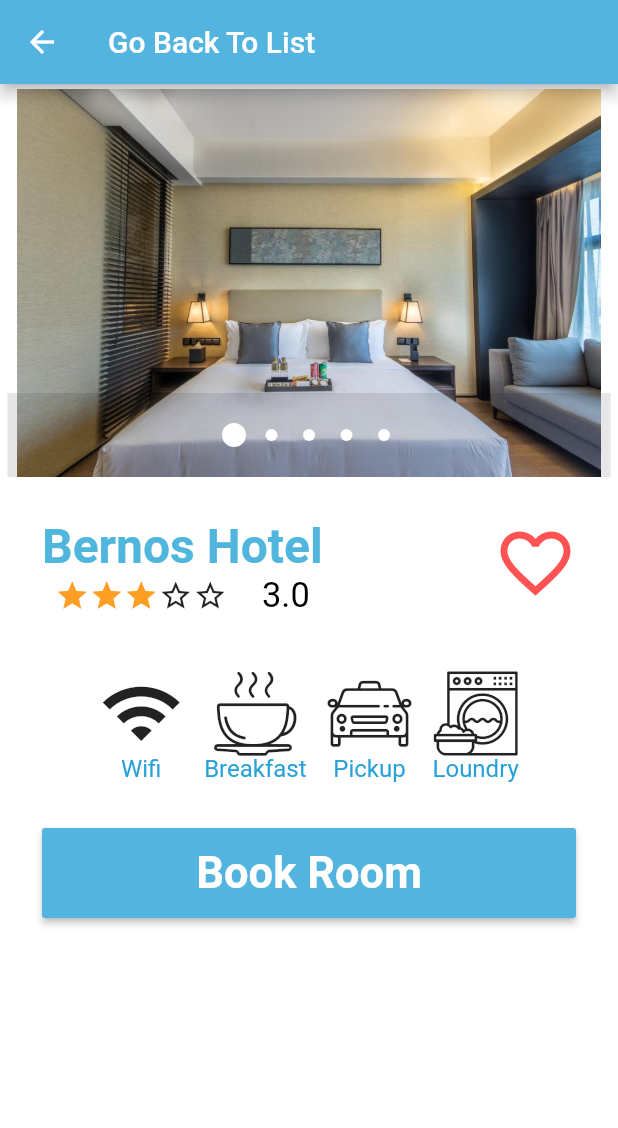
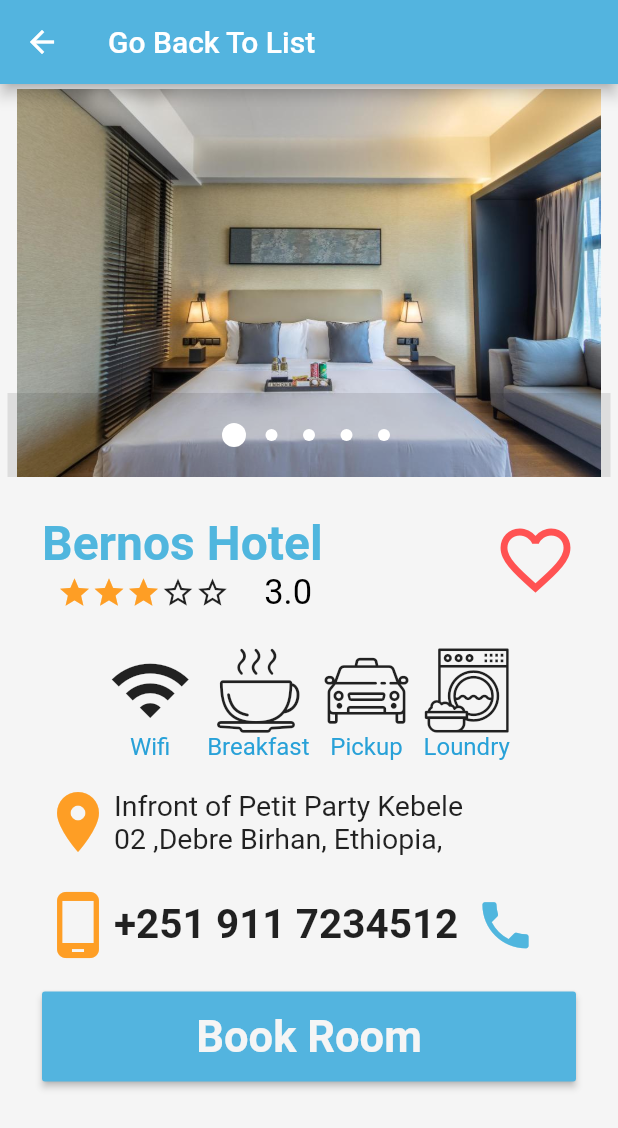
Before and after one commit to HPaulos/project-x, a Flutter app: the Home screen opened by its route, after a tap on an icon or button, on a phone screen of 412 x 824 dp. Shown: the top 1128 px of the screen. Run offline on Flutter 3.47's test engine with Material 2 defaults, Android fonts, the phone set to English and light mode, and no system bars; drawn by our look-alikes of carousel_pro.

Commit message:
updated detials page

```diff
--- a/lib/pages/home.dart
+++ b/lib/pages/home.dart
@@ -26,7 +26,7 @@ class _HomeState extends State<Home> {
             child: Text(
               'Project-X',
               style: TextStyle(
-                  color: Colors.white,
+                  color: Color(0xFFF5F5F5),
                   fontSize: 29,
                   fontWeight: FontWeight.bold),
             ),
@@ -51,34 +51,34 @@ class _HomeState extends State<Home> {
             BottomNavigationBarItem(
               icon: Icon(
                 Icons.list,
-                color: selectedIndex == 0 ? Colors.black : Colors.white,
+                color: selectedIndex == 0 ? Colors.black : Color(0xFFF5F5F5),
                 size: 29,
               ),
               title: Text(
                 'Home',
-                style: TextStyle(color: Colors.white),
+                style: TextStyle(color: Color(0xFFF5F5F5)),
               ),
             ),
             BottomNavigationBarItem(
               icon: Icon(
                 Icons.history,
-                color: selectedIndex == 1 ? Colors.black : Colors.white,
+                color: selectedIndex == 1 ? Colors.black : Color(0xFFF5F5F5),
                 size: 29,
               ),
               title: Text(
                 'History',
-                style: TextStyle(color: Colors.white),
+                style: TextStyle(color: Color(0xFFF5F5F5)),
               ),
             ),
             BottomNavigationBarItem(
               icon: Icon(
                 Icons.settings,
-                color: selectedIndex == 2 ? Colors.black : Colors.white,
+                color: selectedIndex == 2 ? Colors.black : Color(0xFFF5F5F5),
                 size: 29,
               ),
               title: Text(
                 'Profile',
-                style: TextStyle(color: Colors.white),
+                style: TextStyle(color: Color(0xFFF5F5F5)),
               ),
             ),
           ],
--- a/lib/pages/home/profile.dart
+++ b/lib/pages/home/profile.dart
@@ -24,7 +24,7 @@ class Profile extends StatelessWidget {
                       "Logout",
                       style: TextStyle(
                           fontSize: 29.0,
-                          color: Colors.white,
+                          color: Color(0xFFF5F5F5),
                           fontWeight: FontWeight.bold),
                     ),
                     height: 60.0,
--- a/lib/pages/hotel-detail.dart
+++ b/lib/pages/hotel-detail.dart
@@ -3,12 +3,13 @@ import 'package:booker/widget/rate.dart';
 import 'package:carousel_pro/carousel_pro.dart';
 import 'package:flutter/cupertino.dart';
 import 'package:flutter/material.dart';
+import 'package:url_launcher/url_launcher.dart';
 
 class HotelDetail extends StatelessWidget {
   @override
   Widget build(BuildContext context) {
     return Scaffold(
-      backgroundColor: Colors.white,
+      backgroundColor: Color(0xFFF5F5F5),
       appBar: AppBar(
           backgroundColor: Color(0xFF53B4DF),
           automaticallyImplyLeading: true,
@@ -48,14 +49,14 @@ class HotelDetail extends StatelessWidget {
                       children: <Widget>[
                         Padding(
                           padding: const EdgeInsets.only(
-                              left: 23, right: 23, top: 21),
+                              left: 23, right: 23, top: 19),
                           child: Row(
                             children: <Widget>[
                               Column(
                                 children: <Widget>[
                                   Row(
                                     children: <Widget>[
-                                      Text(
+                                      SelectableText(
                                         "Bernos Hotel",
                                         style: TextStyle(
                                           fontSize: 32,
@@ -93,13 +94,13 @@ class HotelDetail extends StatelessWidget {
                         ),
                         Padding(
                           padding:
-                              const EdgeInsets.only(bottom: 23.0, top: 23.0),
+                              const EdgeInsets.only(bottom: 12.0, top: 12.0),
                           child: Wrap(
                             alignment: WrapAlignment.center,
                             crossAxisAlignment: WrapCrossAlignment.center,
                             children: <Widget>[
                               Padding(
-                                padding: const EdgeInsets.all(7.0),
+                                padding: const EdgeInsets.all(5.0),
                                 child: Column(
                                   children: <Widget>[
                                     Icon(
@@ -117,7 +118,7 @@ class HotelDetail extends StatelessWidget {
                                 ),
                               ),
                               Padding(
-                                padding: const EdgeInsets.all(7.0),
+                                padding: const EdgeInsets.all(5.0),
                                 child: Column(
                                   children: <Widget>[
                                     Icon(
@@ -135,7 +136,7 @@ class HotelDetail extends StatelessWidget {
                                 ),
                               ),
                               Padding(
-                                padding: const EdgeInsets.all(7.0),
+                                padding: const EdgeInsets.all(5.0),
                                 child: Column(
                                   children: <Widget>[
                                     Icon(
@@ -153,7 +154,7 @@ class HotelDetail extends StatelessWidget {
                                 ),
                               ),
                               Padding(
-                                padding: const EdgeInsets.all(7.0),
+                                padding: const EdgeInsets.all(5.0),
                                 child: Column(
                                   children: <Widget>[
                                     Icon(
@@ -174,6 +175,60 @@ class HotelDetail extends StatelessWidget {
                           ),
                         ),
                         Padding(
+                          padding: const EdgeInsets.only(
+                              left: 23, right: 23, bottom: 16.0),
+                          child: Row(
+                            children: <Widget>[
+                              Icon(
+                                Icons.location_on,
+                                size: 48,
+                                color: Color(0xFFFE9E25),
+                              ),
+                              Flexible(
+                                child: Text(
+                                  "Infront of Petit Party Kebele 02 ,Debre Birhan, Ethiopia,",
+                                  maxLines: 5,
+                                  overflow: TextOverflow.ellipsis,
+                                  style: TextStyle(
+                                    fontSize: 19.0,
+                                    fontFamily: 'Roboto',
+                                  ),
+                                ),
+                              ),
+                            ],
+                          ),
+                        ),
+                        Padding(
+                          padding: const EdgeInsets.only(
+                              left: 23, right: 23, bottom: 16.0),
+                          child: Row(
+                            mainAxisAlignment: MainAxisAlignment.start,
+                            children: <Widget>[
+                              Icon(
+                                Icons.phone_android,
+                                size: 48,
+                                color: Color(0xFFFE9E25),
+                              ),
+                              SelectableText(
+                                "+251 911 7234512",
+                                style: TextStyle(
+                                    fontWeight: FontWeight.bold,
+                                    fontSize: 27),
+                              ),
+                              IconButton(
+                                onPressed: () {
+                                  _callPhone('tel:+6419195394');
+                                },
+                                icon: Icon(
+                                  Icons.phone,
+                                  color: Color(0xFF50B6DE),
+                                ),
+                                iconSize: 41,
+                              )
+                            ],
+                          ),
+                        ),
+                        Padding(
                           padding: const EdgeInsets.only(left: 23, right: 23),
                           child: RaisedButton(
                             onPressed: () => {},
@@ -184,7 +239,7 @@ class HotelDetail extends StatelessWidget {
                                 "Book Room",
                                 style: TextStyle(
                                     fontSize: 29.0,
-                                    color: Colors.white,
+                                    color: Color(0xFFF5F5F5),
                                     fontWeight: FontWeight.bold),
                               ),
                               height: 60.0,
@@ -201,6 +256,14 @@ class HotelDetail extends StatelessWidget {
         ),
       ),
     );
+  }
+
+  _callPhone(phone) async {
+    if (await canLaunch(phone)) {
+      await launch(phone);
+    } else {
+      throw 'Could not Call Phone';
+    }
   }
 }
 
--- a/lib/widget/room_detail_card.dart
+++ b/lib/widget/room_detail_card.dart
@@ -215,7 +215,7 @@ class RoomDetailCard extends StatelessWidget {
                           ),
                         )
                       ],
-                      color: Colors.white,
+                      color: Color(0xFFF5F5F5),
                       borderRadius: BorderRadius.only(
                         bottomRight: Radius.circular(21),
                       )),
--- a/pubspec.yaml
+++ b/pubspec.yaml
@@ -22,6 +22,7 @@ dependencies:
   cupertino_icons: ^0.1.2
   provider: ^3.1.0+1
   carousel_pro: ^1.0.0
+  url_launcher: ^5.2.5
 
 dev_dependencies:
   flutter_launcher_icons: "^0.7.3"
```
Also changed, not shown: lib/pages/login.dart (+11 -11 lines), lib/pages/register.dart (+15 -15 lines), pubspec.lock.
